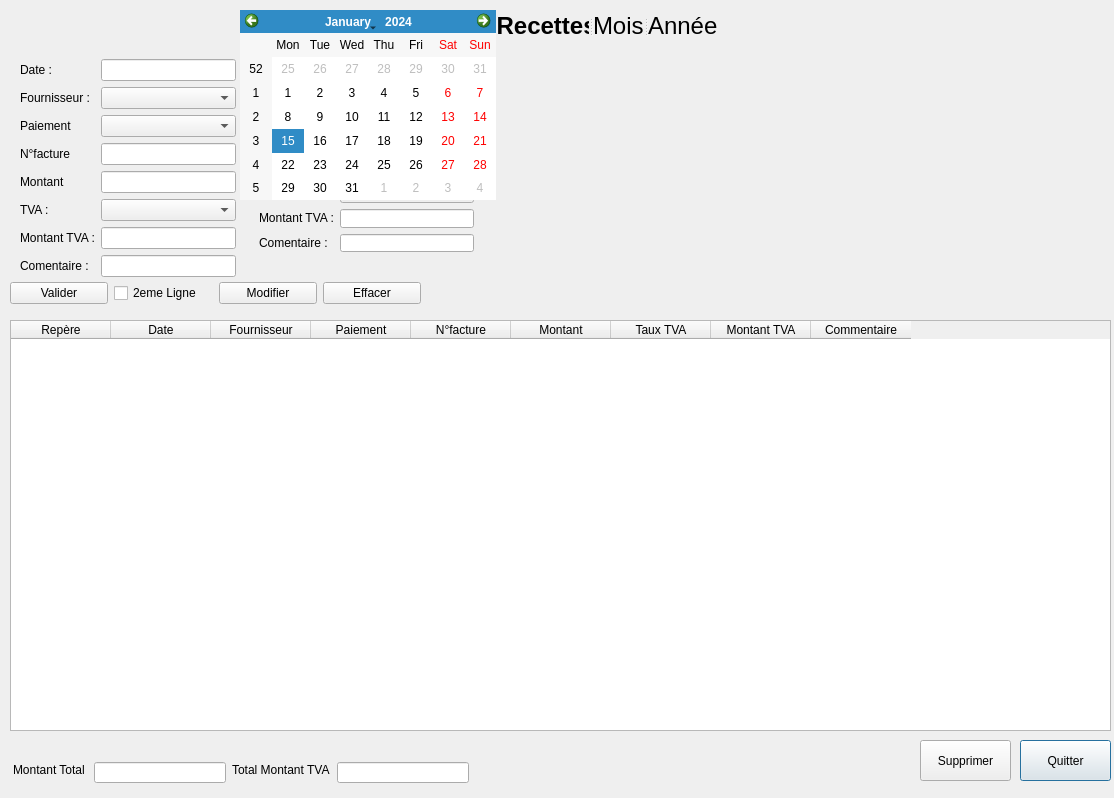
Old version of the form fichiers_ui_qt/gestion_Recettes.ui in the repository daniellouvel/mltva.
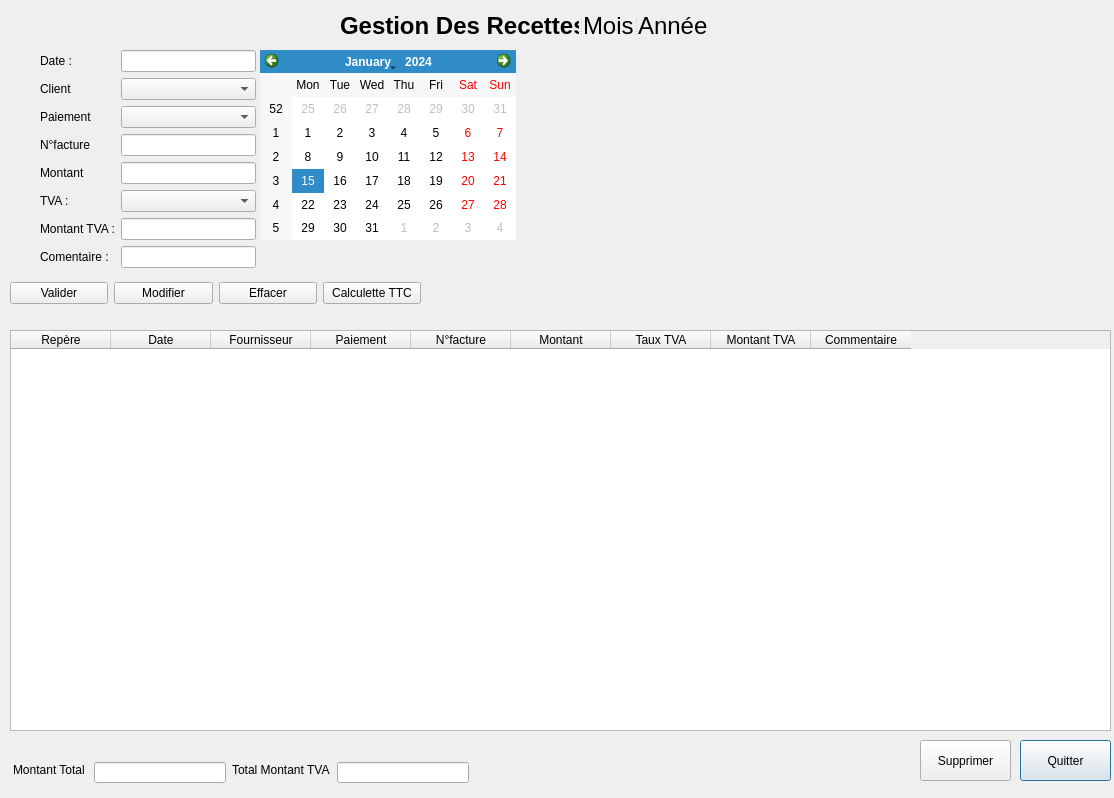
New version of the form.

```diff
--- a/fichiers_ui_qt/gestion_Recettes.ui
+++ b/fichiers_ui_qt/gestion_Recettes.ui
@@ -30,9 +30,9 @@
    <property name="geometry">
     <rect>
      <x>10</x>
-     <y>320</y>
+     <y>330</y>
      <width>1101</width>
-     <height>411</height>
+     <height>401</height>
     </rect>
    </property>
    <property name="minimumSize">
@@ -102,8 +102,8 @@
    </property>
    <property name="geometry">
     <rect>
-     <x>240</x>
-     <y>10</y>
+     <x>260</x>
+     <y>50</y>
      <width>256</width>
      <height>190</height>
     </rect>
@@ -121,7 +121,7 @@
   <widget class="QSplitter" name="splitter">
    <property name="geometry">
     <rect>
-     <x>350</x>
+     <x>340</x>
      <y>10</y>
      <width>368</width>
      <height>32</height>
@@ -152,79 +152,6 @@
     </property>
    </widget>
   </widget>
-  <widget class="QFrame" name="Saisie2em2ligne">
-   <property name="geometry">
-    <rect>
-     <x>250</x>
-     <y>150</y>
-     <width>233</width>
-     <height>111</height>
-    </rect>
-   </property>
-   <layout class="QGridLayout" name="gridLayout_2">
-    <item row="0" column="1">
-     <widget class="QLineEdit" name="lineEditMontant_2"/>
-    </item>
-    <item row="1" column="1">
-     <widget class="QComboBox" name="comboBoxTVA_2">
-      <item>
-       <property name="text">
-        <string>0%</string>
-       </property>
-      </item>
-      <item>
-       <property name="text">
-        <string>5.5%</string>
-       </property>
-      </item>
-      <item>
-       <property name="text">
-        <string>10%</string>
-       </property>
-      </item>
-      <item>
-       <property name="text">
-        <string>20%</string>
-       </property>
-      </item>
-     </widget>
-    </item>
-    <item row="0" column="0">
-     <widget class="QLabel" name="labelTTC_2">
-      <property name="text">
-       <string>&lt;html&gt;&lt;head/&gt;&lt;body&gt;&lt;p&gt;Montant&lt;/p&gt;&lt;/body&gt;&lt;/html&gt;</string>
-      </property>
-     </widget>
-    </item>
-    <item row="3" column="0">
-     <widget class="QLabel" name="labelComentaire_2">
-      <property name="text">
-       <string>&lt;html&gt;&lt;head/&gt;&lt;body&gt;&lt;p&gt;Comentaire :&lt;/p&gt;&lt;/body&gt;&lt;/html&gt;</string>
-      </property>
-     </widget>
-    </item>
-    <item row="1" column="0">
-     <widget class="QLabel" name="labelTVA_2">
-      <property name="text">
-       <string>&lt;html&gt;&lt;head/&gt;&lt;body&gt;&lt;p&gt;TVA :&lt;/p&gt;&lt;/body&gt;&lt;/html&gt;</string>
-      </property>
-     </widget>
-    </item>
-    <item row="2" column="1">
-     <widget class="QLineEdit" name="lineEditMontantTVA_2"/>
-    </item>
-    <item row="2" column="0">
-     <widget class="QLabel" name="labelMontantTVA_2">
-      <property name="text">
-       <string>&lt;html&gt;&lt;head/&gt;&lt;body&gt;&lt;p&gt;Montant TVA :&lt;/p&gt;&lt;/body&gt;&lt;/html&gt;</string>
-      </property>
-     </widget>
-    </item>
-    <item row="3" column="1">
-     <widget class="QLineEdit" name="lineEditComentaire_2"/>
-    </item>
-   </layout>
-  </widget>
   <widget class="QWidget" name="layoutWidgetBoutons">
    <property name="geometry">
     <rect>
@@ -235,28 +162,7 @@
     </rect>
    </property>
    <layout class="QGridLayout" name="bouton">
-    <item row="0" column="0">
-     <widget class="QPushButton" name="pushButtonValider">
-      <property name="text">
-       <string>Valider</string>
-      </property>
-     </widget>
-    </item>
-    <item row="0" column="1">
-     <widget class="QCheckBox" name="checkBox2emeLigne">
-      <property name="text">
-       <string>2eme Ligne</string>
-      </property>
-     </widget>
-    </item>
     <item row="0" column="2">
-     <widget class="QPushButton" name="pushButtonModifier">
-      <property name="text">
-       <string>Modifier</string>
-      </property>
-     </widget>
-    </item>
-    <item row="0" column="3">
      <widget class="QPushButton" name="pushButtonEffacer">
       <property name="toolTip">
        <string extracomment="Effacer tous les champs du formulaire"/>
@@ -266,6 +172,27 @@
       </property>
      </widget>
     </item>
+    <item row="0" column="1">
+     <widget class="QPushButton" name="pushButtonModifier">
+      <property name="text">
+       <string>Modifier</string>
+      </property>
+     </widget>
+    </item>
+    <item row="0" column="0">
+     <widget class="QPushButton" name="pushButtonValider">
+      <property name="text">
+       <string>Valider</string>
+      </property>
+     </widget>
+    </item>
+    <item row="0" column="3">
+     <widget class="QPushButton" name="push_calculettettc">
+      <property name="text">
+       <string>Calculette TTC</string>
+      </property>
+     </widget>
+    </item>
    </layout>
   </widget>
   <widget class="QPushButton" name="pushButtonSuprimer">
@@ -284,8 +211,8 @@
   <widget class="QWidget" name="layoutWidget">
    <property name="geometry">
     <rect>
-     <x>20</x>
-     <y>59</y>
+     <x>40</x>
+     <y>50</y>
      <width>216</width>
      <height>220</height>
     </rect>
@@ -321,7 +248,7 @@
     <item row="1" column="0">
      <widget class="QLabel" name="labelForniseur">
       <property name="text">
-       <string>&lt;html&gt;&lt;head/&gt;&lt;body&gt;&lt;p&gt;Fournisseur :&lt;/p&gt;&lt;/body&gt;&lt;/html&gt;</string>
+       <string>&lt;html&gt;&lt;head/&gt;&lt;body&gt;&lt;p&gt;Client&lt;/p&gt;&lt;/body&gt;&lt;/html&gt;</string>
       </property>
      </widget>
     </item>
```
Left out of the diff: 1 changed line with no effect on the pictures.
